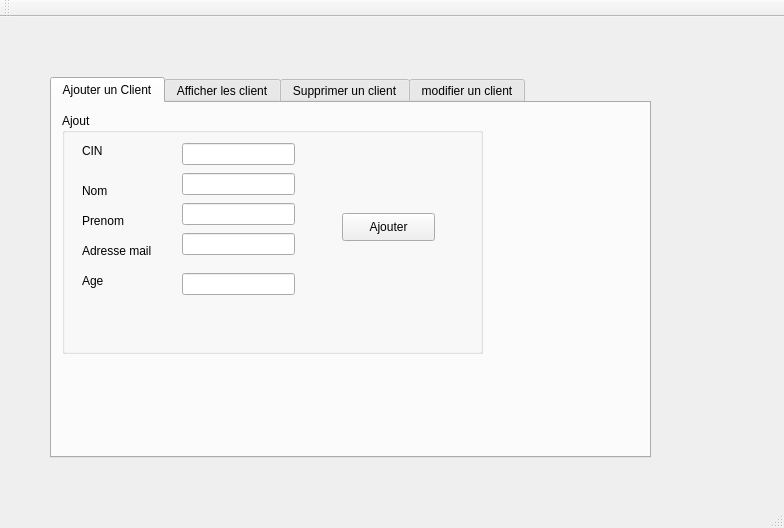
Before: the Qt Designer form mainwindow.ui in mariemsmaoui12/smart_parc, drawn with Qt 5.
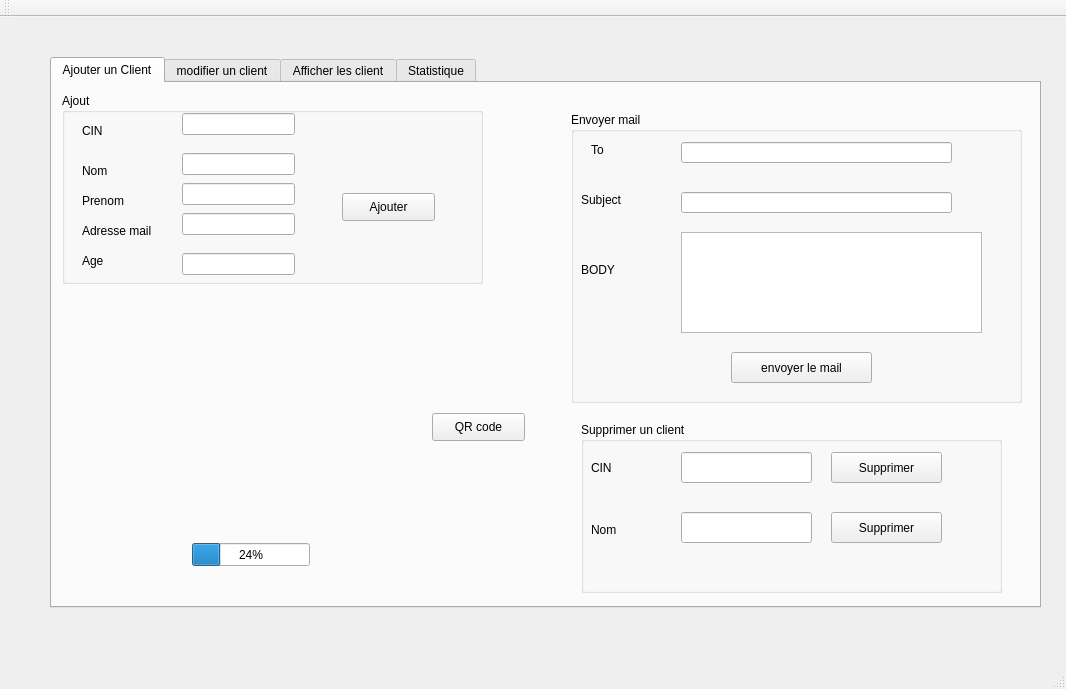
After: the same form once the commit is applied. The open tabs and pages were chosen to show the change. Custom widgets are drawn as their Qt base class.

What changed in the file:
```diff
--- a/mainwindow.ui
+++ b/mainwindow.ui
@@ -6,8 +6,8 @@
    <rect>
     <x>0</x>
     <y>0</y>
-    <width>784</width>
-    <height>528</height>
+    <width>1066</width>
+    <height>689</height>
    </rect>
   </property>
   <property name="windowTitle">
@@ -18,9 +18,9 @@
     <property name="geometry">
      <rect>
       <x>50</x>
-      <y>60</y>
-      <width>601</width>
-      <height>381</height>
+      <y>40</y>
+      <width>991</width>
+      <height>551</height>
      </rect>
     </property>
     <property name="currentIndex">
@@ -36,11 +36,11 @@
         <x>10</x>
         <y>10</y>
         <width>421</width>
-        <height>241</height>
+        <height>191</height>
        </rect>
       </property>
       <property name="title">
-       <string>Ajout</string>
+       <string>Ajout </string>
       </property>
       <widget class="QLabel" name="label">
        <property name="geometry">
@@ -107,16 +107,6 @@
         <string>Age</string>
        </property>
       </widget>
-      <widget class="QLineEdit" name="le_CIN">
-       <property name="geometry">
-        <rect>
-         <x>120</x>
-         <y>30</y>
-         <width>113</width>
-         <height>22</height>
-        </rect>
-       </property>
-      </widget>
       <widget class="QLineEdit" name="le_NOM">
        <property name="geometry">
         <rect>
@@ -170,63 +160,236 @@
         <string>Ajouter</string>
        </property>
       </widget>
+      <widget class="QLineEdit" name="le_CIN">
+       <property name="geometry">
+        <rect>
+         <x>120</x>
+         <y>20</y>
+         <width>113</width>
+         <height>22</height>
+        </rect>
+       </property>
+      </widget>
      </widget>
-    </widget>
-    <widget class="QWidget" name="tab_2">
-     <attribute name="title">
-      <string>Afficher les client</string>
-     </attribute>
-     <widget class="QTableView" name="tab_client">
-      <property name="geometry">
-       <rect>
-        <x>10</x>
-        <y>10</y>
-        <width>571</width>
-        <height>321</height>
-       </rect>
-      </property>
-     </widget>
-    </widget>
-    <widget class="QWidget" name="tab_3">
-     <attribute name="title">
-      <string>Supprimer un client</string>
-     </attribute>
-     <widget class="QLabel" name="label_6">
-      <property name="geometry">
-       <rect>
-        <x>50</x>
-        <y>60</y>
-        <width>101</width>
-        <height>31</height>
-       </rect>
-      </property>
-      <property name="text">
-       <string>CIN</string>
-      </property>
-     </widget>
-     <widget class="QLineEdit" name="le_CIN_supp">
+     <widget class="QProgressBar" name="progressBar">
       <property name="geometry">
        <rect>
         <x>140</x>
-        <y>60</y>
-        <width>131</width>
-        <height>31</height>
+        <y>460</y>
+        <width>118</width>
+        <height>23</height>
        </rect>
       </property>
+      <property name="value">
+       <number>24</number>
+      </property>
      </widget>
-     <widget class="QPushButton" name="pb_supp">
+     <widget class="QLabel" name="qrlabel">
       <property name="geometry">
        <rect>
-        <x>170</x>
-        <y>157</y>
-        <width>111</width>
-        <height>31</height>
+        <x>60</x>
+        <y>210</y>
+        <width>281</width>
+        <height>211</height>
        </rect>
       </property>
       <property name="text">
-       <string>Supprimer</string>
+       <string/>
       </property>
      </widget>
+     <widget class="QPushButton" name="pb_QR_code">
+      <property name="geometry">
+       <rect>
+        <x>380</x>
+        <y>330</y>
+        <width>93</width>
+        <height>28</height>
+       </rect>
+      </property>
+      <property name="text">
+       <string>QR code</string>
+      </property>
+     </widget>
+     <widget class="QGroupBox" name="groupBox_3">
+      <property name="geometry">
+       <rect>
+        <x>519</x>
+        <y>29</y>
+        <width>451</width>
+        <height>291</height>
+       </rect>
+      </property>
+      <property name="title">
+       <string>Envoyer mail</string>
+      </property>
+      <widget class="QLineEdit" name="ln_envoyermail_to">
+       <property name="geometry">
+        <rect>
+         <x>110</x>
+         <y>30</y>
+         <width>271</width>
+         <height>21</height>
+        </rect>
+       </property>
+      </widget>
+      <widget class="QLabel" name="label_15">
+       <property name="geometry">
+        <rect>
+         <x>20</x>
+         <y>30</y>
+         <width>56</width>
+         <height>16</height>
+        </rect>
+       </property>
+       <property name="text">
+        <string>To</string>
+       </property>
+      </widget>
+      <widget class="QLabel" name="label_17">
+       <property name="geometry">
+        <rect>
+         <x>10</x>
+         <y>80</y>
+         <width>56</width>
+         <height>16</height>
+        </rect>
+       </property>
+       <property name="text">
+        <string>Subject</string>
+       </property>
+      </widget>
+      <widget class="QLineEdit" name="ln_envoyermail_subject">
+       <property name="geometry">
+        <rect>
+         <x>110</x>
+         <y>80</y>
+         <width>271</width>
+         <height>21</height>
+        </rect>
+       </property>
+      </widget>
+      <widget class="QLabel" name="label_18">
+       <property name="geometry">
+        <rect>
+         <x>10</x>
+         <y>150</y>
+         <width>56</width>
+         <height>16</height>
+        </rect>
+       </property>
+       <property name="text">
+        <string>BODY</string>
+       </property>
+      </widget>
+      <widget class="QPlainTextEdit" name="plainTextEdit_email">
+       <property name="geometry">
+        <rect>
+         <x>110</x>
+         <y>120</y>
+         <width>301</width>
+         <height>101</height>
+        </rect>
+       </property>
+      </widget>
+      <widget class="QPushButton" name="pb_envoyer_mail">
+       <property name="geometry">
+        <rect>
+         <x>160</x>
+         <y>240</y>
+         <width>141</width>
+         <height>31</height>
+        </rect>
+       </property>
+       <property name="text">
+        <string>envoyer le mail</string>
+       </property>
+      </widget>
+     </widget>
+     <widget class="QGroupBox" name="groupBox_4">
+      <property name="geometry">
+       <rect>
+        <x>529</x>
+        <y>339</y>
+        <width>421</width>
+        <height>171</height>
+       </rect>
+      </property>
+      <property name="title">
+       <string>Supprimer un client</string>
+      </property>
+      <widget class="QLabel" name="label_6">
+       <property name="geometry">
+        <rect>
+         <x>10</x>
+         <y>30</y>
+         <width>101</width>
+         <height>31</height>
+        </rect>
+       </property>
+       <property name="text">
+        <string>CIN</string>
+       </property>
+      </widget>
+      <widget class="QLineEdit" name="le_CIN_supp">
+       <property name="geometry">
+        <rect>
+         <x>100</x>
+         <y>30</y>
+         <width>131</width>
+         <height>31</height>
+        </rect>
+       </property>
+      </widget>
+      <widget class="QPushButton" name="pb_supp">
+       <property name="geometry">
+        <rect>
+         <x>250</x>
+         <y>30</y>
+         <width>111</width>
+         <height>31</height>
+        </rect>
+       </property>
+       <property name="text">
+        <string>Supprimer</string>
+       </property>
+      </widget>
+      <widget class="QLabel" name="label_19">
+       <property name="geometry">
+        <rect>
+         <x>10</x>
+         <y>100</y>
+         <width>56</width>
+         <height>16</height>
+        </rect>
+       </property>
+       <property name="text">
+        <string>Nom</string>
+       </property>
+      </widget>
+      <widget class="QLineEdit" name="ln_supp2">
+       <property name="geometry">
+        <rect>
+         <x>100</x>
+         <y>90</y>
+         <width>131</width>
+         <height>31</height>
+        </rect>
+       </property>
+      </widget>
+      <widget class="QPushButton" name="pb_supp2">
+       <property name="geometry">
+        <rect>
+         <x>250</x>
+         <y>90</y>
+         <width>111</width>
+         <height>31</height>
+        </rect>
+       </property>
+       <property name="text">
+        <string>Supprimer</string>
+       </property>
+      </widget>
+     </widget>
     </widget>
     <widget class="QWidget" name="modifierunclient">
      <attribute name="title">
@@ -374,6 +537,210 @@
       </widget>
      </widget>
     </widget>
+    <widget class="QWidget" name="tab_2">
+     <attribute name="title">
+      <string>Afficher les client</string>
+     </attribute>
+     <widget class="QTableView" name="tab_client">
+      <property name="geometry">
+       <rect>
+        <x>10</x>
+        <y>10</y>
+        <width>571</width>
+        <height>321</height>
+       </rect>
+      </property>
+     </widget>
+     <widget class="QLabel" name="label_12">
+      <property name="geometry">
+       <rect>
+        <x>40</x>
+        <y>340</y>
+        <width>141</width>
+        <height>16</height>
+       </rect>
+      </property>
+      <property name="text">
+       <string>Donner CIN a chercher</string>
+      </property>
+     </widget>
+     <widget class="QLineEdit" name="ln_rechercher_id">
+      <property name="geometry">
+       <rect>
+        <x>220</x>
+        <y>340</y>
+        <width>113</width>
+        <height>22</height>
+       </rect>
+      </property>
+     </widget>
+     <widget class="QPushButton" name="pb_rechercher">
+      <property name="geometry">
+       <rect>
+        <x>470</x>
+        <y>360</y>
+        <width>93</width>
+        <height>28</height>
+       </rect>
+      </property>
+      <property name="text">
+       <string>chercher</string>
+      </property>
+     </widget>
+     <widget class="QPushButton" name="tri_par_age">
+      <property name="geometry">
+       <rect>
+        <x>800</x>
+        <y>140</y>
+        <width>93</width>
+        <height>28</height>
+       </rect>
+      </property>
+      <property name="text">
+       <string>Tri</string>
+      </property>
+     </widget>
+     <widget class="QCheckBox" name="checkBox_id">
+      <property name="geometry">
+       <rect>
+        <x>360</x>
+        <y>340</y>
+        <width>83</width>
+        <height>20</height>
+       </rect>
+      </property>
+      <property name="text">
+       <string/>
+      </property>
+     </widget>
+     <widget class="QLabel" name="label_13">
+      <property name="geometry">
+       <rect>
+        <x>40</x>
+        <y>390</y>
+        <width>161</width>
+        <height>16</height>
+       </rect>
+      </property>
+      <property name="text">
+       <string>Donner le nom a cherher</string>
+      </property>
+     </widget>
+     <widget class="QLineEdit" name="ln_recherche_nom">
+      <property name="geometry">
+       <rect>
+        <x>220</x>
+        <y>390</y>
+        <width>113</width>
+        <height>22</height>
+       </rect>
+      </property>
+     </widget>
+     <widget class="QCheckBox" name="checkBox_nom">
+      <property name="geometry">
+       <rect>
+        <x>360</x>
+        <y>390</y>
+        <width>83</width>
+        <height>20</height>
+       </rect>
+      </property>
+      <property name="text">
+       <string/>
+      </property>
+     </widget>
+     <widget class="QLabel" name="label_14">
+      <property name="geometry">
+       <rect>
+        <x>40</x>
+        <y>430</y>
+        <width>131</width>
+        <height>16</height>
+       </rect>
+      </property>
+      <property name="text">
+       <string>Donner le prenom</string>
+      </property>
+     </widget>
+     <widget class="QLineEdit" name="ln_chercher_prenom">
+      <property name="geometry">
+       <rect>
+        <x>220</x>
+        <y>430</y>
+        <width>113</width>
+        <height>22</height>
+       </rect>
+      </property>
+     </widget>
+     <widget class="QCheckBox" name="checkBox_prenom">
+      <property name="geometry">
+       <rect>
+        <x>360</x>
+        <y>430</y>
+        <width>83</width>
+        <height>20</height>
+       </rect>
+      </property>
+      <property name="text">
+       <string/>
+      </property>
+     </widget>
+     <widget class="QComboBox" name="comboBox">
+      <property name="geometry">
+       <rect>
+        <x>590</x>
+        <y>140</y>
+        <width>161</width>
+        <height>22</height>
+       </rect>
+      </property>
+      <item>
+       <property name="text">
+        <string>Tri par age croissante</string>
+       </property>
+      </item>
+      <item>
+       <property name="text">
+        <string>Tri par prenom croissante</string>
+       </property>
+      </item>
+      <item>
+       <property name="text">
+        <string>Tri par nom croissante</string>
+       </property>
+      </item>
+      <item>
+       <property name="text">
+        <string>Tri par age decroissante</string>
+       </property>
+      </item>
+      <item>
+       <property name="text">
+        <string>Tri par nom decroissante</string>
+       </property>
+      </item>
+      <item>
+       <property name="text">
+        <string>Tri par prenom decroissante</string>
+       </property>
+      </item>
+     </widget>
+    </widget>
+    <widget class="QWidget" name="tab_6">
+     <attribute name="title">
+      <string>Statistique</string>
+     </attribute>
+     <widget class="QCustomplot" name="plot" native="true">
+      <property name="geometry">
+       <rect>
+        <x>80</x>
+        <y>90</y>
+        <width>641</width>
+        <height>341</height>
+       </rect>
+      </property>
+     </widget>
+    </widget>
    </widget>
   </widget>
   <widget class="QMenuBar" name="menuBar">
@@ -397,6 +764,14 @@
   <widget class="QStatusBar" name="statusBar"/>
  </widget>
  <layoutdefault spacing="6" margin="11"/>
+ <customwidgets>
+  <customwidget>
+   <class>QCustomplot</class>
+   <extends>QWidget</extends>
+   <header>qcustomplot.h</header>
+   <container>1</container>
+  </customwidget>
+ </customwidgets>
  <resources/>
  <connections/>
 </ui>
```
Left out of the diff: 4 changed lines with no effect on the pictures.
